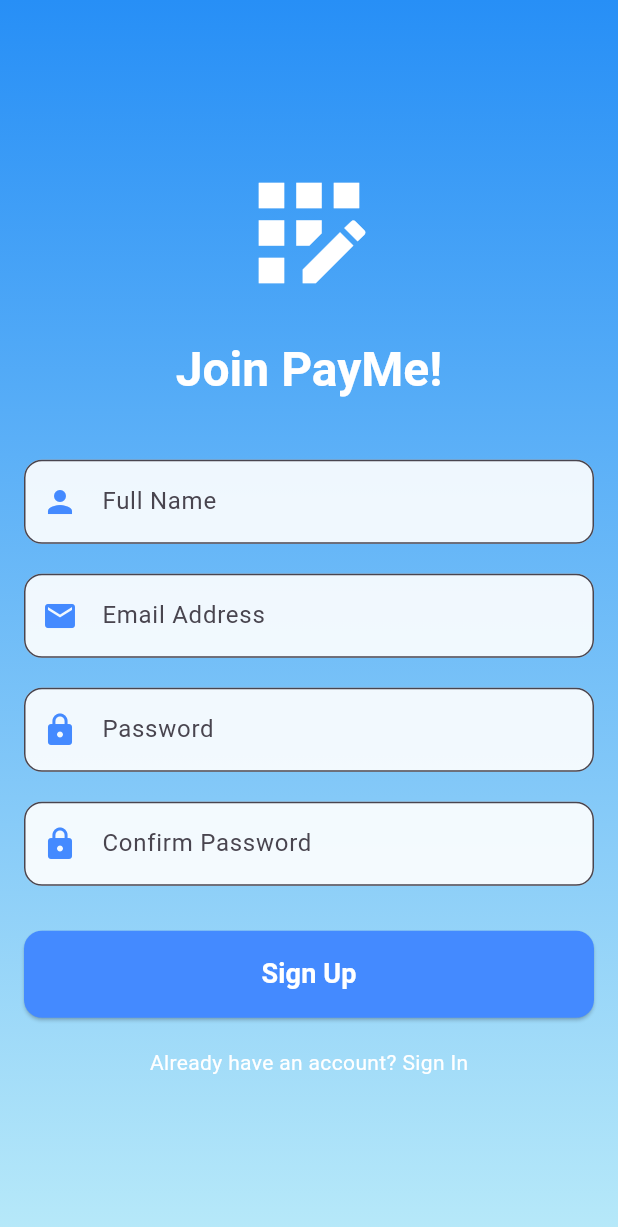
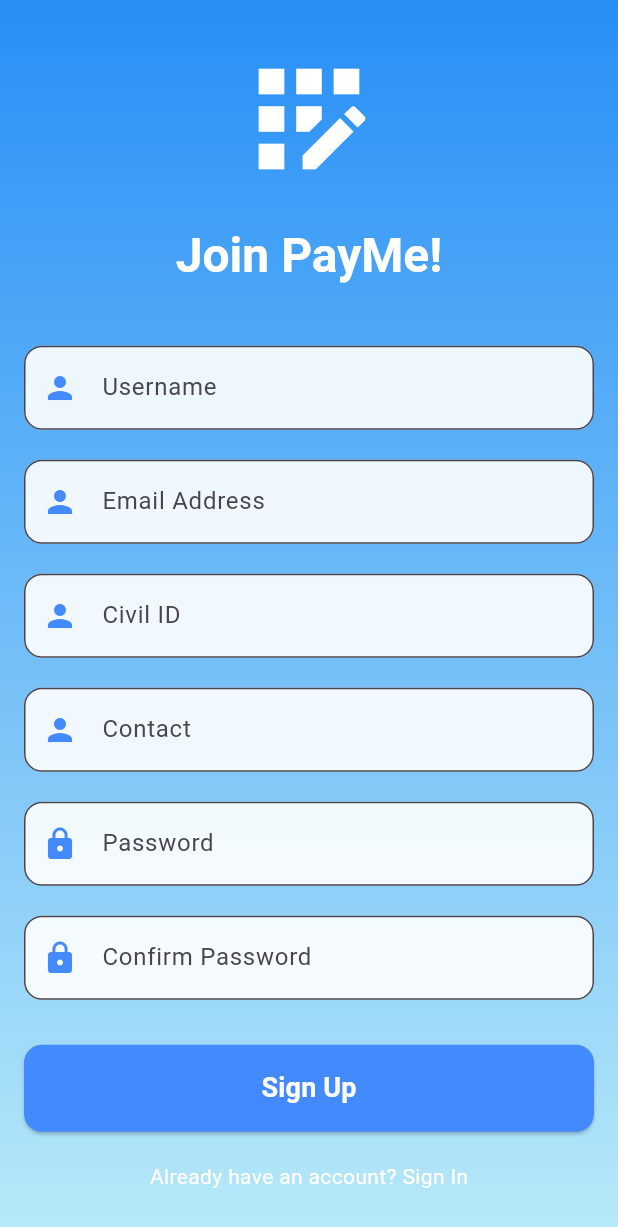
Before and after one commit to HamadAlmatouq/Payme_Frontend, a Flutter app: the screen it shows after launch, on a phone screen of 412 x 824 dp. Shown: the top 1227 px of the screen. Run offline on Flutter 3.47's test engine with Material 3 defaults, Android fonts, the phone set to English and light mode, and no system bars; our stand-ins replace dio, go_router, shared_preferences; missing offline and left inert: dart:ffi; accounts and stored records are empty.

Commit message:
Sign up extra details

```diff
--- a/lib/models/Account.dart
+++ b/lib/models/Account.dart
@@ -1,16 +1,15 @@
 import 'dart:ffi';
-
-import 'package:flutter/material.dart';
 
 class Account {
   String? id;
   String? email;
   String? contact;
   String? image;
-  Int? balance;
-  Int? loans;
-  Int? civilID;
-  Int? UserID;
+  String? balance;
+  String? loans;
+  String? debt;
+  String? civilId;
+  String? UserID;
 
   Account({
     this.email,
@@ -18,19 +17,20 @@
     this.image,
     this.balance,
     this.loans,
-    this.civilID,
+    this.debt,
+    this.civilId,
     this.UserID,
   });
 
   Account.fromJson(Map<String, dynamic> json)
-      : id = json['id'] as String?,
+      : id = json['_id'] as String?,
         email = json['email'] as String,
         contact = json['contact'] as String,
         image = json['image'] as String,
-        balance = json['balance'] as Int,
-        loans = json['loans'] as Int,
-        civilID = json['civilID'] as Int,
-        UserID = json['UserID'] as Int;
+        balance = json['balance'] as String,
+        loans = json['loans'] as String,
+        civilId = json['civilId'] as String,
+        UserID = json['UserID'] as String;
 
   // Map<String, dynamic> toJson() {
   //   return <String, dynamic>{'username': username, 'password': password};
--- a/lib/pages/signup_page.dart
+++ b/lib/pages/signup_page.dart
@@ -5,15 +5,29 @@
 
 class SignUpPage extends StatelessWidget {
   final TextEditingController usernameController = TextEditingController();
-  final TextEditingController emailController = TextEditingController();
   final TextEditingController passwordController = TextEditingController();
   final TextEditingController confirmPasswordController =
       TextEditingController();
+
+  //New
+  final TextEditingController emailController = TextEditingController();
+  final TextEditingController contactController = TextEditingController();
+  final TextEditingController civilIdController = TextEditingController();
 
   SignUpPage({super.key});
   final _formKey = GlobalKey<FormState>();
   String username = "";
   String password = "";
+
+  // new
+  String email = "";
+  String contact = "";
+  String civilId = "";
+  // String image = "";
+  // String balance = "";
+  // String loans = "";
+  // String debts = "";
+  // String userId = "";
 
   @override
   Widget build(BuildContext context) {
@@ -62,8 +76,9 @@
                 ),
                 const SizedBox(height: 40),
                 TextFormField(
+                  // controller: usernameController,
                   decoration: InputDecoration(
-                    labelText: 'Full Name',
+                    labelText: 'Username',
                     filled: true,
                     fillColor: Colors.white.withOpacity(0.9),
                     border: OutlineInputBorder(
@@ -74,7 +89,7 @@
                   ),
                   keyboardType: TextInputType.text,
                   validator: (value) {
-                    if (value!.isEmpty) return "Please enter your name";
+                    if (value!.isEmpty) return "Please enter your username";
                     return null;
                   },
                   onSaved: (newValue) {
@@ -92,12 +107,60 @@
                       borderRadius: BorderRadius.circular(12.0),
                     ),
                     prefixIcon:
-                        const Icon(Icons.email, color: Colors.blueAccent),
+                        const Icon(Icons.person, color: Colors.blueAccent),
                   ),
-                  keyboardType: TextInputType.emailAddress,
+                  keyboardType: TextInputType.text,
                   validator: (value) {
-                    if (value!.isEmpty) return "Please enter a valid email";
+                    if (value!.isEmpty)
+                      return "Please enter your Email Address";
                     return null;
+                  },
+                  onSaved: (newValue) {
+                    email = newValue!;
+                  },
+                ),
+                const SizedBox(height: 20),
+                TextFormField(
+                  controller: civilIdController,
+                  decoration: InputDecoration(
+                    labelText: 'Civil ID',
+                    filled: true,
+                    fillColor: Colors.white.withOpacity(0.9),
+                    border: OutlineInputBorder(
+                      borderRadius: BorderRadius.circular(12.0),
+                    ),
+                    prefixIcon:
+                        const Icon(Icons.person, color: Colors.blueAccent),
+                  ),
+                  keyboardType: TextInputType.text,
+                  validator: (value) {
+                    if (value!.isEmpty) return "Please enter your Civil ID";
+                    return null;
+                  },
+                  onSaved: (newValue) {
+                    civilId = newValue!;
+                  },
+                ),
+                const SizedBox(height: 20),
+                TextFormField(
+                  controller: contactController,
+                  decoration: InputDecoration(
+                    labelText: 'Contact',
+                    filled: true,
+                    fillColor: Colors.white.withOpacity(0.9),
+                    border: OutlineInputBorder(
+                      borderRadius: BorderRadius.circular(12.0),
+                    ),
+                    prefixIcon:
+                        const Icon(Icons.person, color: Colors.blueAccent),
+                  ),
+                  keyboardType: TextInputType.text,
+                  validator: (value) {
+                    if (value!.isEmpty) return "Please enter your contact info";
+                    return null;
+                  },
+                  onSaved: (newValue) {
+                    contact = newValue!;
                   },
                 ),
                 const SizedBox(height: 20),
```
